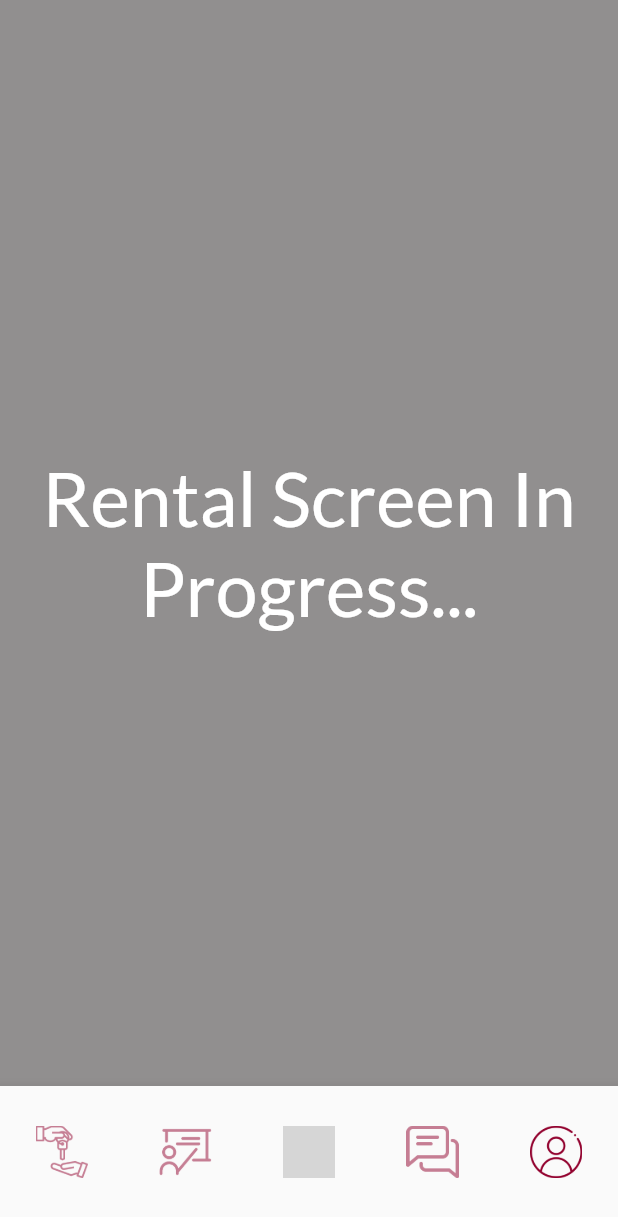
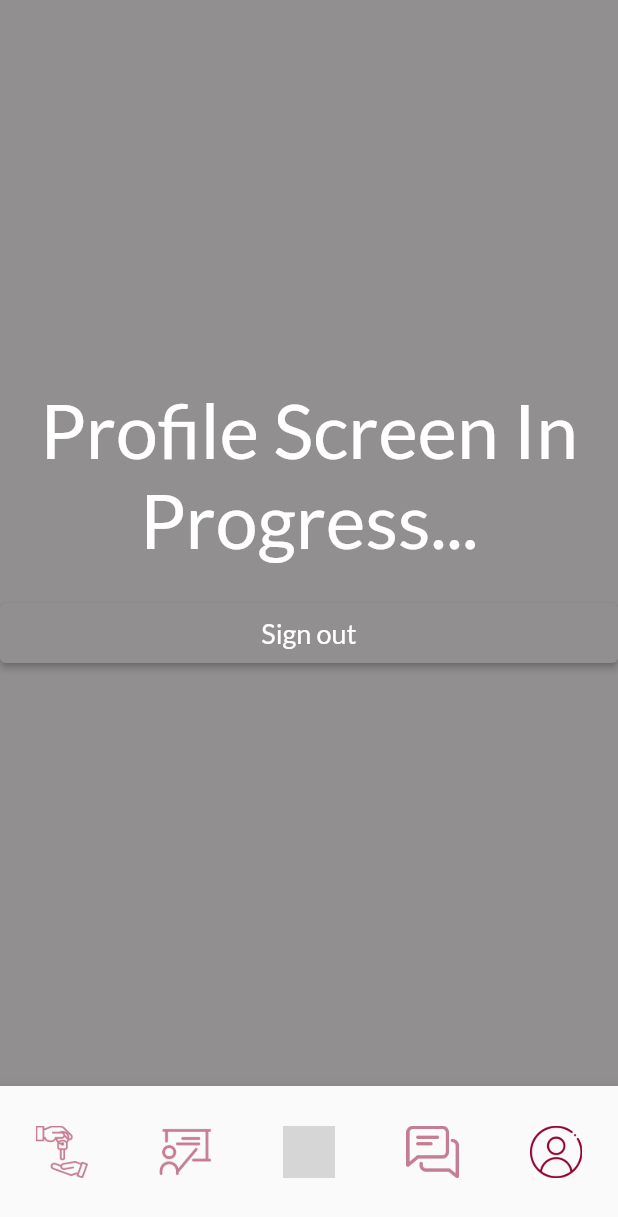
Before and after one commit to ranabacha02/CampusPlusNew, a Flutter app: the NavBarView screen opened directly, item 5 of the bottom bar chosen, on a phone screen of 412 x 824 dp. Shown: the top 1217 px of the screen. Run offline on Flutter 3.47's test engine with Material 2 defaults, Android fonts, the phone set to English and light mode, and no system bars; our stand-ins replace cloud_firestore, firebase_auth, firebase_core, firebase_messaging, firebase_storage, flutter_svg and 2 more; missing offline and left inert: flutter_stripe; accounts and stored records are empty; grey boxes are pictures that could not be loaded.

Commit message:
authentication now working + sign out button

```diff
--- a/lib/main.dart
+++ b/lib/main.dart
@@ -5,8 +5,10 @@ import 'package:campus_plus/views/signIn_signUp_screen.dart';
 import 'package:campus_plus/widgets/nav_bar.dart';
 import 'package:flutter/material.dart';
 import 'package:firebase_core/firebase_core.dart';
+import 'package:get/get_navigation/src/root/get_material_app.dart';
 import 'firebase_options.dart';
 import 'package:google_fonts/google_fonts.dart';
+import 'package:flutter_stripe/flutter_stripe.dart';
 
 void main() async {
   WidgetsFlutterBinding.ensureInitialized();
@@ -22,14 +24,14 @@ class MyApp extends StatelessWidget {
   // This widget is the root of your application.
   @override
   Widget build(BuildContext context) {
-    return MaterialApp(
+    return GetMaterialApp(
       title: 'Campus+',
       theme: ThemeData(
         textTheme: GoogleFonts.latoTextTheme(
         Theme.of(context).textTheme, // If this is not set, then ThemeData.light().textTheme is used.
       ),
       ),
-      home:  NavBarView(),
+      home:  LoginView(),
     );
   }
 }
--- a/lib/views/profile_screen.dart
+++ b/lib/views/profile_screen.dart
@@ -1,9 +1,12 @@
+import 'package:campus_plus/controller/auth_controller.dart';
 import 'package:flutter/cupertino.dart';
 import 'package:flutter/material.dart';
 
 import '../utils/app_colors.dart';
+import '../widgets/app_widgets.dart';
+import 'package:get/get.dart';
 
-class ProfileScreen extends StatefulWidget{
+class ProfileScreen extends StatefulWidget {
   @override
   _ProfileScreenState createState() => _ProfileScreenState();
 }
@@ -11,23 +14,46 @@ class ProfileScreen extends StatefulWidget{
 class _ProfileScreenState extends State<ProfileScreen> {
   Size size = WidgetsBinding.instance.window.physicalSize /
       WidgetsBinding.instance.window.devicePixelRatio;
+
+  late AuthController authController;
+
   @override
-  Widget build(BuildContext context){
+  void initState(){
+    super.initState();
+    authController = Get.put(AuthController());
+  }
+
+  @override
+  Widget build(BuildContext context) {
     return Material(
         type: MaterialType.transparency,
-        child:Container(
+        child: Container(
             color: AppColors.grey,
-          child:Center(
+            child: Column(
+              mainAxisAlignment: MainAxisAlignment.center,
+              children: [
+                Center(
                     child: Text(
-                "Rental Screen In Progress...",
+                  "Profile Screen In Progress...",
                   textAlign: TextAlign.center,
                   style: TextStyle(
                     color: Colors.white,
                     fontSize: 50,
                   ),
+                )),
+                Obx(() => authController.isLoading.value? Center(child: CircularProgressIndicator(),) : Container(
+                    height: 40,
+                    margin: EdgeInsets.symmetric(
+                      vertical: Get.height * 0.03,
+                    ),
+                    width: Get.width,
+                    child:elevatedButton(
+                        text: 'Sign out',
+                        onpress: () {
+                          authController.signOut();
+                        })
                 )
-          ),
-        )
-    );
+                )],
+            )));
   }
 }
--- a/pubspec.yaml
+++ b/pubspec.yaml
@@ -43,6 +43,7 @@ dependencies:
   firebase_storage: ^11.0.4
   flutter_svg: ^1.1.6
   firebase_messaging: ^14.0.4
+  flutter_stripe: ^6.0.0
 
 dev_dependencies:
   flutter_test:
```
Also changed, not shown: lib/controller/auth_controller.dart (+17 -1 lines), lib/views/signIn_signUp_screen.dart (+21 -5 lines), pubspec.lock. Lines whose indentation alone changed are shown as unchanged.
